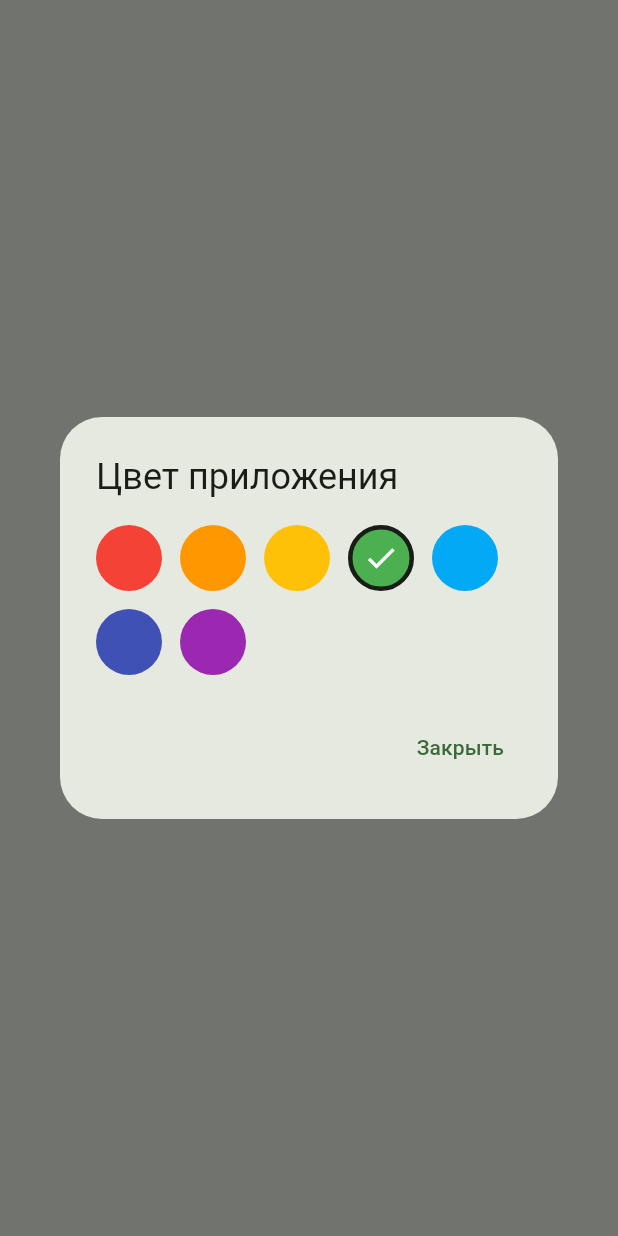
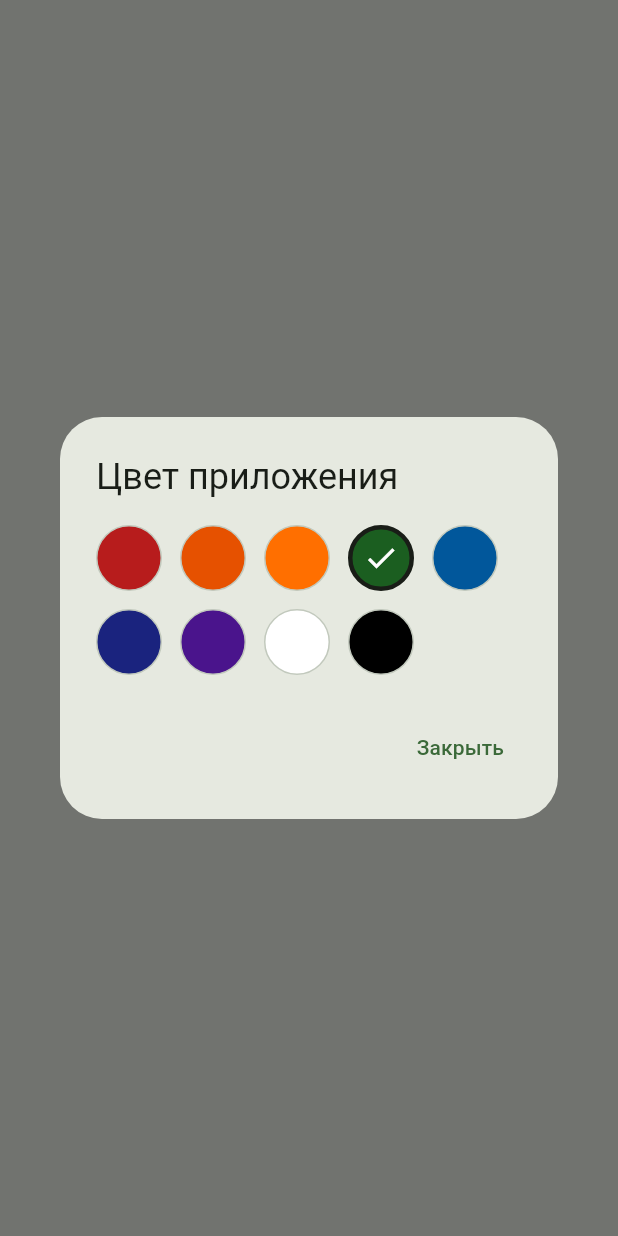
Before and after one commit to dmitray27/flutter, a Flutter app: what showColorDialog() shows on an empty page, opened directly, on a phone screen of 412 x 824 dp. Run offline on Flutter 3.47's test engine with Material 3 defaults, Android fonts, the phone set to English and light mode, and no system bars; our stand-ins replace audioplayers, flutter_local_notifications, shared_preferences; missing offline and left inert: network_info_plus, window_manager; accounts and stored records are empty.

Commit message:
WIP перед переносом

```diff
--- a/lib/app_color.dart
+++ b/lib/app_color.dart
@@ -1,8 +1,10 @@
 import 'package:flutter/material.dart';
 import 'package:shared_preferences/shared_preferences.dart';
 
-/// Семь фиксированных цветов радуги, из которых пользователь выбирает
-/// основной цвет приложения (шапка, свои сообщения, тема).
+/// Фиксированные цвета, из которых пользователь выбирает основной цвет
+/// приложения (шапка, свои сообщения, тема): семь цветов радуги плюс
+/// белый (чёрные текст и иконки, светлая тема) и чёрный (белые текст и
+/// иконки, тёмная тема).
 enum AppColor {
   red('Красный', Colors.red),
   orange('Оранжевый', Colors.orange),
@@ -10,12 +12,35 @@ enum AppColor {
   green('Зелёный', Colors.green),
   lightBlue('Голубой', Colors.lightBlue),
   blue('Синий', Colors.indigo),
-  violet('Фиолетовый', Colors.purple);
+  violet('Фиолетовый', Colors.purple),
+  white('Белый', Colors.grey,
+      barColor: Colors.white, onBar: Colors.black, themeMode: ThemeMode.light),
+  black('Чёрный', Colors.grey,
+      barColor: Colors.black, onBar: Colors.white, themeMode: ThemeMode.dark);
 
-  const AppColor(this.label, this.swatch);
+  const AppColor(
+    this.label,
+    this.swatch, {
+    Color? barColor,
+    this.onBar = Colors.white,
+    this.themeMode = ThemeMode.system,
+  }) : _barColor = barColor;
 
   final String label;
   final MaterialColor swatch;
+  final Color? _barColor;
+
+  /// Цвет текста и иконок в шапке.
+  final Color onBar;
+
+  /// Тема: по системе для цветов радуги, фиксированная для белого/чёрного.
+  final ThemeMode themeMode;
+
+  /// Цвет шапки.
+  Color get barColor => _barColor ?? swatch[900]!;
+
+  /// Фон экрана для белого/чёрного; null — по теме.
+  Color? get background => _barColor;
 
   static const AppColor defaultColor = AppColor.green;
   static const _prefKey = 'app_color';
@@ -40,7 +65,7 @@ enum AppColor {
   }
 }
 
-/// Диалог выбора цвета: семь кружков, текущий отмечен галочкой.
+/// Диалог выбора цвета: кружки цветов, текущий отмечен галочкой.
 Future<void> showColorDialog(BuildContext context) {
   return showDialog<void>(
     context: context,
@@ -65,17 +90,17 @@ Future<void> showColorDialog(BuildContext context) {
                         width: 44,
                         height: 44,
                         decoration: BoxDecoration(
-                          color: c.swatch,
+                          color: c.barColor,
                           shape: BoxShape.circle,
                           border: Border.all(
                             color: selected == c
                                 ? Theme.of(context).colorScheme.onSurface
-                                : Colors.transparent,
-                            width: 3,
+                                : Theme.of(context).colorScheme.outlineVariant,
+                            width: selected == c ? 3 : 1,
                           ),
                         ),
                         child: selected == c
-                            ? const Icon(Icons.check, color: Colors.white)
+                            ? Icon(Icons.check, color: c.onBar)
                             : null,
                       ),
                     ),
--- a/pubspec.yaml
+++ b/pubspec.yaml
@@ -2,7 +2,7 @@
 description: Радиочат через UV-82 и ESP32 (TX + RX)
 
 publish_to: 'none'
-version: 1.0.0+1
+version: 1.0.1+1
 
 environment:
   sdk: '>=3.0.0 <4.0.0'
```
